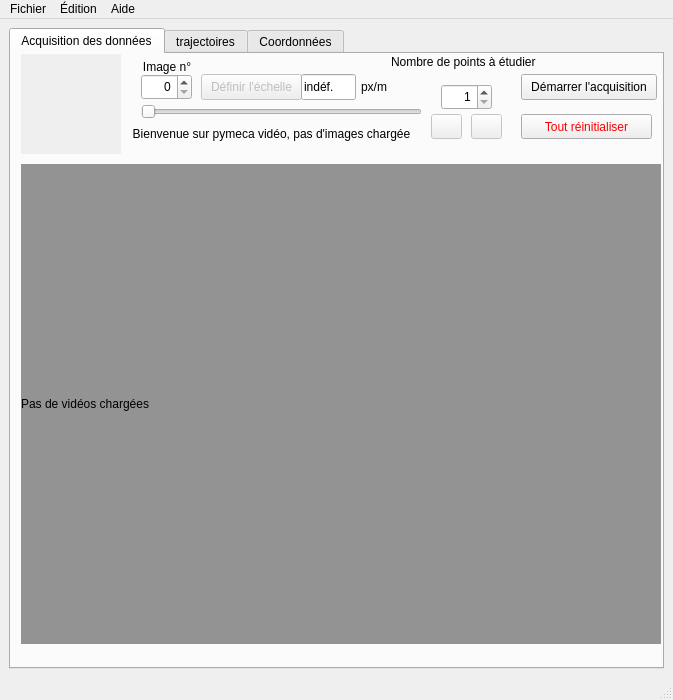
This is pymecavideo.ui in rene-d/pymecavideo as Qt 5 draws it before an edit. The edited form follows.
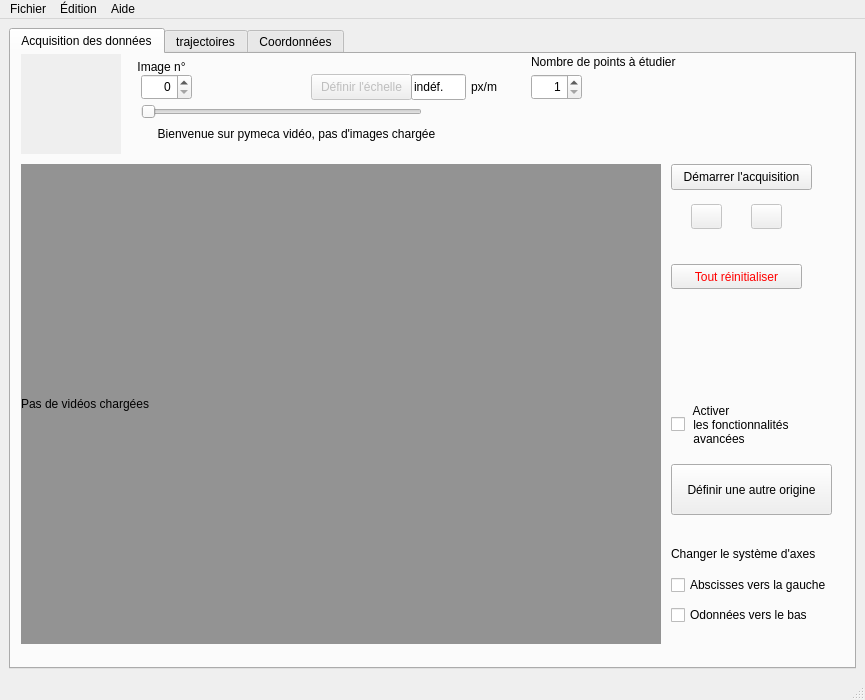
This is the edited form.

The edit to the form file:
```diff
--- a/pymecavideo.ui
+++ b/pymecavideo.ui
@@ -1,11 +1,11 @@
 <ui version="4.0" >
  <class>pymecavideo</class>
- <widget class="QMainWindow" name="pymecavideo" >
-  <property name="geometry" >
+ <widget class="QMainWindow" name="pymecavideo">
+  <property name="geometry">
    <rect>
     <x>0</x>
     <y>0</y>
-    <width>673</width>
+    <width>865</width>
     <height>700</height>
    </rect>
   </property>
@@ -115,12 +115,12 @@
          <set>Qt::NoTextInteraction</set>
         </property>
        </widget>
-       <widget class="QLabel" name="label_infos_image" >
-        <property name="geometry" >
+       <widget class="QLabel" name="label_infos_image">
+        <property name="geometry">
          <rect>
-          <x>90</x>
+          <x>100</x>
           <y>70</y>
-          <width>341</width>
+          <width>371</width>
           <height>20</height>
          </rect>
         </property>
@@ -148,9 +148,9 @@
         <property name="enabled" >
          <bool>false</bool>
         </property>
-        <property name="geometry" >
+        <property name="geometry">
          <rect>
-          <x>190</x>
+          <x>300</x>
           <y>20</y>
           <width>101</width>
           <height>26</height>
@@ -179,12 +179,12 @@
          <set>Qt::AlignRight|Qt::AlignTrailing|Qt::AlignVCenter</set>
         </property>
        </widget>
-       <widget class="QLabel" name="label_numero_image" >
-        <property name="geometry" >
+       <widget class="QLabel" name="label_numero_image">
+        <property name="geometry">
          <rect>
-          <x>130</x>
+          <x>120</x>
           <y>0</y>
-          <width>52</width>
+          <width>61</width>
           <height>26</height>
          </rect>
         </property>
@@ -198,11 +198,11 @@
          <set>Qt::AlignCenter</set>
         </property>
        </widget>
-       <widget class="QSpinBox" name="spinBox_nb_de_points" >
-        <property name="geometry" >
+       <widget class="QSpinBox" name="spinBox_nb_de_points">
+        <property name="geometry">
          <rect>
-          <x>430</x>
-          <y>30</y>
+          <x>520</x>
+          <y>20</y>
           <width>51</width>
           <height>26</height>
          </rect>
@@ -217,10 +217,10 @@
          <number>10</number>
         </property>
        </widget>
-       <widget class="QLabel" name="label_2" >
-        <property name="geometry" >
+       <widget class="QLabel" name="label_2">
+        <property name="geometry">
          <rect>
-          <x>380</x>
+          <x>520</x>
           <y>0</y>
           <width>157</width>
           <height>16</height>
@@ -230,10 +230,10 @@
          <string>Nombre de points à étudier</string>
         </property>
        </widget>
-       <widget class="QLineEdit" name="echelleEdit" >
-        <property name="geometry" >
+       <widget class="QLineEdit" name="echelleEdit">
+        <property name="geometry">
          <rect>
-          <x>290</x>
+          <x>400</x>
           <y>20</y>
           <width>55</width>
           <height>26</height>
@@ -255,10 +255,10 @@
          <bool>true</bool>
         </property>
        </widget>
-       <widget class="QLabel" name="label_4" >
-        <property name="geometry" >
+       <widget class="QLabel" name="label_4">
+        <property name="geometry">
          <rect>
-          <x>350</x>
+          <x>460</x>
           <y>20</y>
           <width>28</width>
           <height>26</height>
@@ -268,12 +268,12 @@
          <string>px/m</string>
         </property>
        </widget>
-       <widget class="QPushButton" name="Bouton_lance_capture" >
-        <property name="geometry" >
+       <widget class="QPushButton" name="Bouton_lance_capture">
+        <property name="geometry">
          <rect>
-          <x>510</x>
-          <y>20</y>
-          <width>136</width>
+          <x>660</x>
+          <y>110</y>
+          <width>141</width>
           <height>26</height>
          </rect>
         </property>
@@ -281,11 +281,11 @@
          <string>Démarrer l'acquisition</string>
         </property>
        </widget>
-       <widget class="QPushButton" name="pushButton_reinit" >
-        <property name="geometry" >
+       <widget class="QPushButton" name="pushButton_reinit">
+        <property name="geometry">
          <rect>
-          <x>510</x>
-          <y>60</y>
+          <x>660</x>
+          <y>210</y>
           <width>131</width>
           <height>25</height>
          </rect>
@@ -362,10 +362,10 @@
         <property name="enabled" >
          <bool>false</bool>
         </property>
-        <property name="geometry" >
+        <property name="geometry">
          <rect>
-          <x>420</x>
-          <y>60</y>
+          <x>680</x>
+          <y>150</y>
           <width>31</width>
           <height>25</height>
          </rect>
@@ -381,10 +381,10 @@
         <property name="enabled" >
          <bool>false</bool>
         </property>
-        <property name="geometry" >
+        <property name="geometry">
          <rect>
-          <x>460</x>
-          <y>60</y>
+          <x>740</x>
+          <y>150</y>
           <width>31</width>
           <height>25</height>
          </rect>
@@ -415,6 +415,82 @@
          <string/>
         </property>
        </widget>
+       <widget class="QCheckBox" name="checkBox_avancees">
+        <property name="geometry">
+         <rect>
+          <x>660</x>
+          <y>350</y>
+          <width>141</width>
+          <height>41</height>
+         </rect>
+        </property>
+        <property name="text">
+         <string> Activer 
+ les fonctionnalités 
+ avancées</string>
+        </property>
+        <property name="autoRepeat">
+         <bool>false</bool>
+        </property>
+       </widget>
+       <widget class="QPushButton" name="pushButton_origine">
+        <property name="enabled">
+         <bool>true</bool>
+        </property>
+        <property name="geometry">
+         <rect>
+          <x>660</x>
+          <y>410</y>
+          <width>161</width>
+          <height>51</height>
+         </rect>
+        </property>
+        <property name="text">
+         <string>Définir une autre origine</string>
+        </property>
+        <property name="flat">
+         <bool>false</bool>
+        </property>
+       </widget>
+       <widget class="QLabel" name="label_axe">
+        <property name="geometry">
+         <rect>
+          <x>660</x>
+          <y>490</y>
+          <width>181</width>
+          <height>20</height>
+         </rect>
+        </property>
+        <property name="text">
+         <string>Changer le système d'axes</string>
+        </property>
+       </widget>
+       <widget class="QCheckBox" name="checkBox_abscisses">
+        <property name="geometry">
+         <rect>
+          <x>660</x>
+          <y>520</y>
+          <width>181</width>
+          <height>22</height>
+         </rect>
+        </property>
+        <property name="text">
+         <string>Abscisses vers la gauche</string>
+        </property>
+       </widget>
+       <widget class="QCheckBox" name="checkBox_ordonnees">
+        <property name="geometry">
+         <rect>
+          <x>660</x>
+          <y>550</y>
+          <width>161</width>
+          <height>22</height>
+         </rect>
+        </property>
+        <property name="text">
+         <string>Odonnées vers le bas</string>
+        </property>
+       </widget>
       </widget>
       <widget class="QWidget" name="tab_traj" >
        <attribute name="title" >
@@ -655,17 +731,17 @@
     </item>
    </layout>
   </widget>
-  <widget class="QMenuBar" name="menubar" >
-   <property name="geometry" >
+  <widget class="QMenuBar" name="menubar">
+   <property name="geometry">
     <rect>
      <x>0</x>
      <y>0</y>
-     <width>673</width>
-     <height>25</height>
+     <width>865</width>
+     <height>26</height>
     </rect>
    </property>
-   <widget class="QMenu" name="menuFichier" >
-    <property name="title" >
+   <widget class="QMenu" name="menuFichier">
+    <property name="title">
      <string>Fichier</string>
     </property>
     <addaction name="actionOuvrir_un_fichier" />
@@ -676,8 +752,8 @@
     <addaction name="separator" />
     <addaction name="actionQuitter" />
    </widget>
-   <widget class="QMenu" name="menuAide" >
-    <property name="title" >
+   <widget class="QMenu" name="menuAide">
+    <property name="title">
      <string>Aide</string>
     </property>
     <addaction name="actionAide" />
@@ -685,15 +761,15 @@
     <addaction name="separator" />
     <addaction name="action_propos" />
    </widget>
-   <widget class="QMenu" name="menu_dition" >
-    <property name="title" >
+   <widget class="QMenu" name="menu_dition">
+    <property name="title">
      <string>Édition</string>
     </property>
     <addaction name="actionPreferences" />
    </widget>
-   <addaction name="menuFichier" />
-   <addaction name="menu_dition" />
-   <addaction name="menuAide" />
+   <addaction name="menuFichier"/>
+   <addaction name="menu_dition"/>
+   <addaction name="menuAide"/>
   </widget>
   <widget class="QStatusBar" name="statusbar" />
   <action name="actionOuvrir_un_fichier" >
```
Left out of the diff: 377 changed lines with no effect on the pictures.
